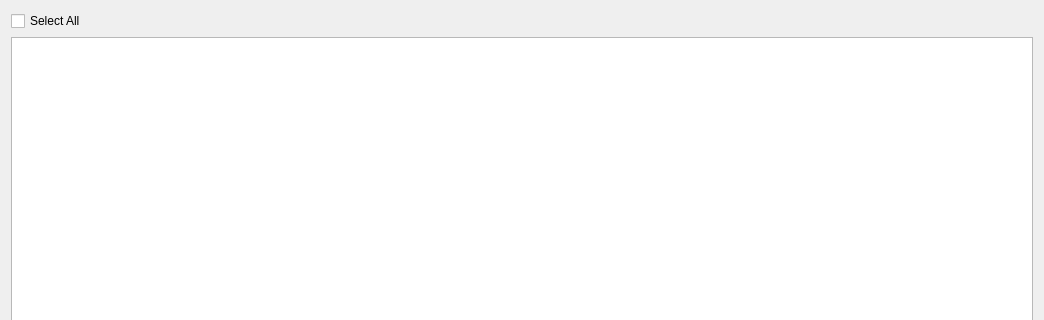
This is designs/xml/browser_import_window.ui in daniel-deru/WorkMate-3.0 as Qt 5 draws it before an edit; both pictures show x 0 to 1044 and y 0 to 320 of the 1044 by 470 pixel window. The edited form follows.
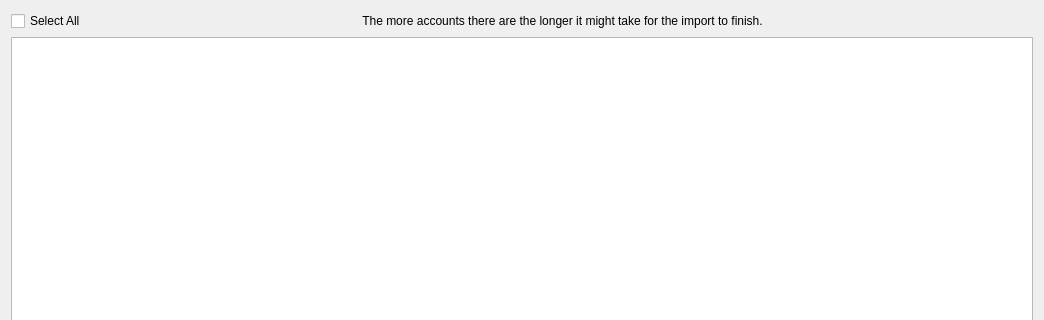
This is the edited form.

Commit message: added worker to import data from browser

Patch:
```diff
--- a/designs/xml/browser_import_window.ui
+++ b/designs/xml/browser_import_window.ui
@@ -36,11 +36,31 @@
   </property>
   <layout class="QVBoxLayout" name="verticalLayout">
    <item>
+    <layout class="QHBoxLayout" name="horizontalLayout">
+     <item>
     <widget class="QCheckBox" name="chk_select_all">
      <property name="text">
       <string>Select All</string>
      </property>
     </widget>
+     </item>
+     <item>
+      <widget class="QLabel" name="label">
+       <property name="sizePolicy">
+        <sizepolicy hsizetype="Expanding" vsizetype="Preferred">
+         <horstretch>0</horstretch>
+         <verstretch>0</verstretch>
+        </sizepolicy>
+       </property>
+       <property name="text">
+        <string>The more accounts there are the longer it might take for the import to finish.</string>
+       </property>
+       <property name="alignment">
+        <set>Qt::AlignCenter</set>
+       </property>
+      </widget>
+     </item>
+    </layout>
    </item>
    <item>
     <widget class="QTableWidget" name="tbl_accounts"/>
```
Lines whose indentation alone changed are shown as unchanged. The commit also changes 13 other files.
